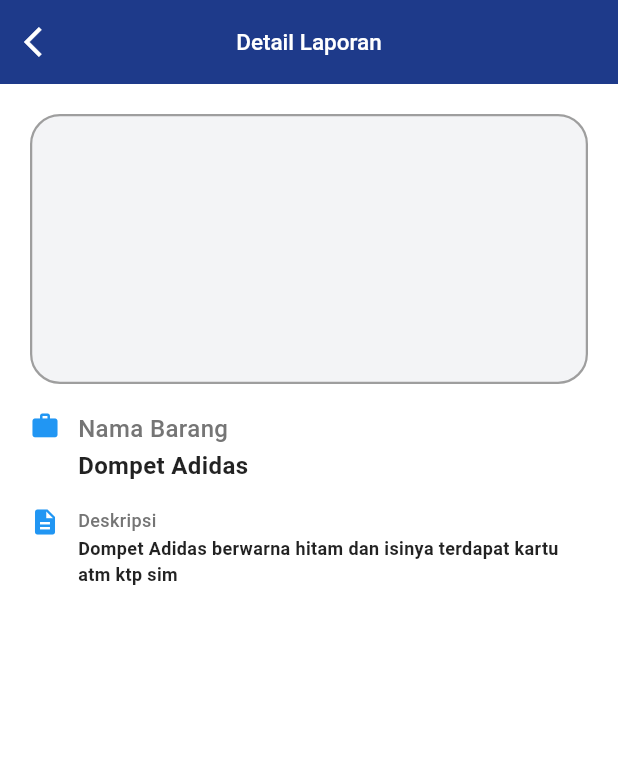
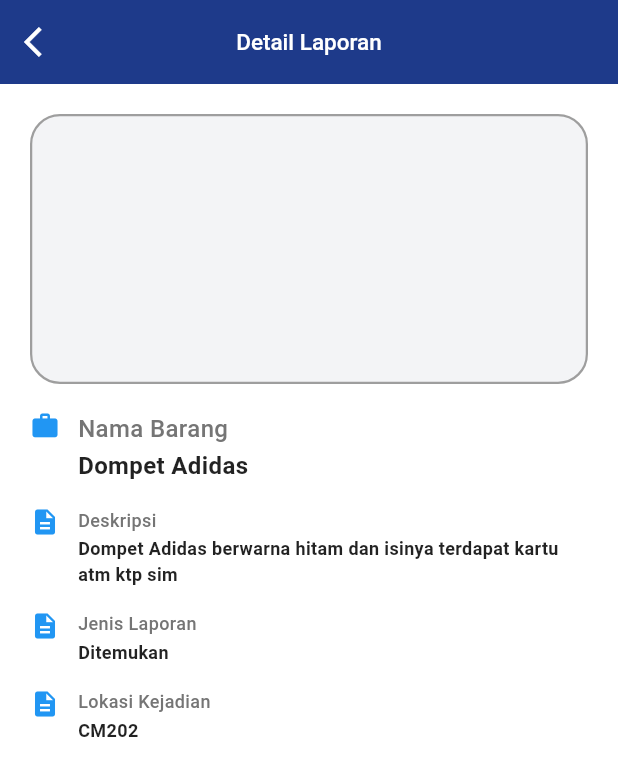
Before and after one commit to AryaPutra-i/lostify, a Flutter app: the screen it shows after launch, on a phone screen of 412 x 824 dp. Shown: the top 776 px of the screen. Run offline on Flutter 3.47's test engine with Material 3 defaults, Android fonts, the phone set to English and light mode, and no system bars; our stand-ins replace image_picker, shared_preferences; accounts and stored records are empty.

Commit message:
update view detail

```diff
--- a/lib/views/Detail_laporan/detail_laporan.dart
+++ b/lib/views/Detail_laporan/detail_laporan.dart
@@ -54,6 +54,8 @@ class _datailLaporanState extends State<datailLaporan> {
               // untuk menampilkan data laporan bisa mengganti value dengan variable dari database
               Customdatafield(label: 'Nama Barang', value: 'Dompet Adidas', icon: Icons.work, fontsize: 16.0),
               Customdatafield(label: 'Deskripsi', value: 'Dompet Adidas berwarna hitam dan isinya terdapat kartu atm ktp sim', icon: Icons.description, fontsize: 12.0),
+              Customdatafield(label: 'Jenis Laporan', value: 'Ditemukan', icon: Icons.description, fontsize: 12.0),
+              Customdatafield(label: 'Lokasi Kejadian', value: 'CM202', icon: Icons.description, fontsize: 12.0),
 
 
             ],
```
